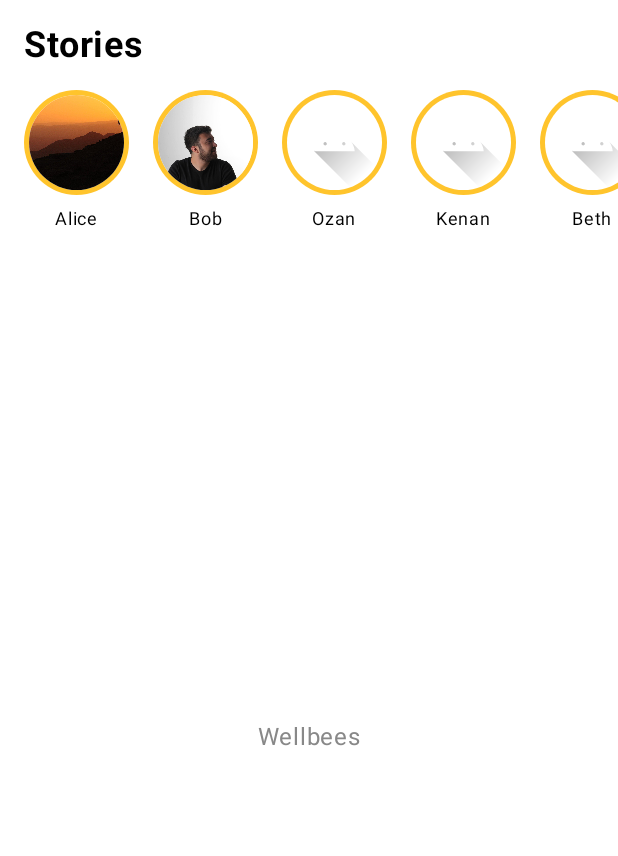
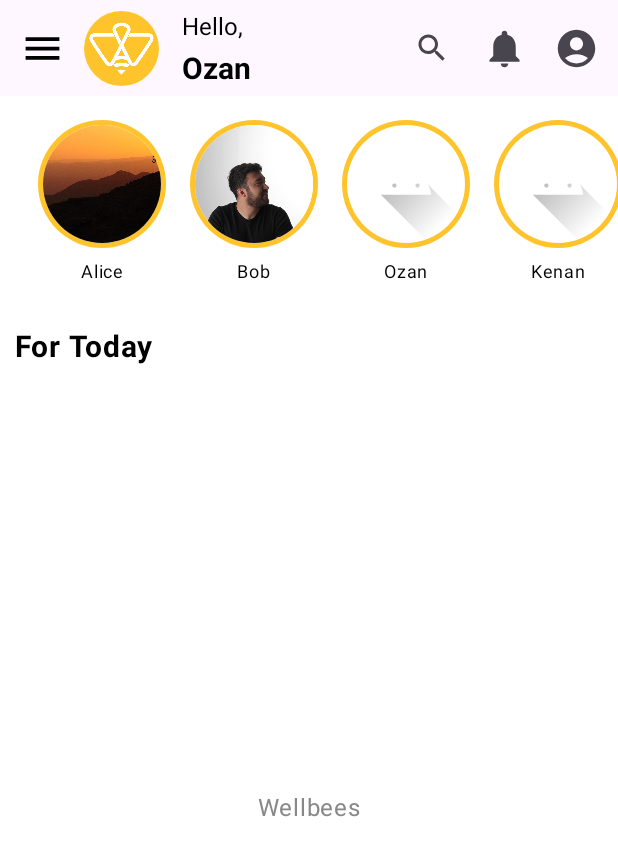
Before and after one commit to ozanggnr/StoryDemo, an Android app built with Jetpack Compose: the screen it shows after launch (MainActivity), on a phone screen of 412 x 824 dp. Shown: the top 856 px of the screen. Run offline under Robolectric (Android 15) with nearby library versions, the phone set to English and light mode, and no system bars.

Commit message:
Hamburger Menu & TopBar added

```diff
--- a/app/build.gradle.kts
+++ b/app/build.gradle.kts
@@ -56,6 +56,7 @@ dependencies {
     implementation(libs.androidx.material3)
     implementation(libs.firebase.storage)
     implementation(libs.androidx.animation.core)
+    implementation(libs.androidx.runtime)
     testImplementation(libs.junit)
     androidTestImplementation(libs.androidx.junit)
     androidTestImplementation(libs.androidx.espresso.core)
--- /dev/null
+++ b/app/src/main/java/com/ozang/storydemo/HamburgerMenu.kt
@@ -0,0 +1,79 @@
+package com.ozang.storydemo
+
+import androidx.compose.foundation.Image
+import androidx.compose.foundation.background
+import androidx.compose.foundation.layout.Column
+import androidx.compose.foundation.layout.Row
+import androidx.compose.foundation.layout.Spacer
+import androidx.compose.foundation.layout.fillMaxHeight
+import androidx.compose.foundation.layout.height
+import androidx.compose.foundation.layout.padding
+import androidx.compose.foundation.layout.size
+import androidx.compose.foundation.layout.width
+import androidx.compose.foundation.shape.CircleShape
+import androidx.compose.material.icons.Icons
+import androidx.compose.material.icons.filled.Settings
+import androidx.compose.material3.Icon
+import androidx.compose.material3.Text
+import androidx.compose.runtime.Composable
+import androidx.compose.ui.Modifier
+import androidx.compose.ui.draw.clip
+import androidx.compose.ui.graphics.Color
+import androidx.compose.ui.res.painterResource
+import androidx.compose.ui.unit.dp
+import androidx.compose.ui.unit.sp
+
+@Composable
+fun HamburgerMenu(userName: String,userSurname:String) {
+    Column(
+        modifier = Modifier
+            .fillMaxHeight()
+            .width(width = 250.dp)
+            .background(Color.White)
+            .padding(top = 80.dp, start = 20.dp, bottom = 120.dp)
+
+    ) {
+        // Logo
+        Image(
+            painter = painterResource(id = R.drawable.wellbees),
+            contentDescription = "Logo",
+            modifier = Modifier
+                .size(80.dp)
+                .clip(CircleShape)
+        )
+
+        Spacer(modifier = Modifier.height(16.dp))
+
+        // Ad Soyad
+        Text(
+            text = "$userName $userSurname",
+            fontSize = 20.sp,
+            color = Color.Black
+        )
+
+        Spacer(modifier = Modifier.height(4.dp))
+        // See your profile text
+        Text(
+            text = "See your profile",
+            fontSize = 14.sp,
+            color = Color(0xFF1A997B)
+        )
+
+        Spacer(modifier = Modifier.weight(1f)) // aşağı ittir
+
+        // Settings butonu
+        Row(verticalAlignment = androidx.compose.ui.Alignment.CenterVertically) {
+            Icon(
+                imageVector = Icons.Default.Settings,
+                contentDescription = "Settings",
+                modifier = Modifier.size(24.dp)
+            )
+            Spacer(modifier = Modifier.width(8.dp))
+            Text(
+                text = "Settings",
+                fontSize = 18.sp,
+                color = Color.Black
+            )
+        }
+    }
+}
--- a/app/src/main/java/com/ozang/storydemo/MainActivity.kt
+++ b/app/src/main/java/com/ozang/storydemo/MainActivity.kt
@@ -8,6 +8,11 @@ import androidx.compose.foundation.layout.*
 import androidx.compose.foundation.lazy.LazyRow
 import androidx.compose.foundation.lazy.itemsIndexed
 import androidx.compose.foundation.shape.CircleShape
+import androidx.compose.material.icons.Icons
+import androidx.compose.material.icons.filled.AccountCircle
+import androidx.compose.material.icons.filled.Menu
+import androidx.compose.material.icons.filled.Notifications
+import androidx.compose.material.icons.filled.Search
 import androidx.compose.material3.*
 import androidx.compose.runtime.*
 import androidx.compose.ui.Alignment
@@ -19,45 +24,48 @@ import androidx.compose.ui.res.painterResource
 import androidx.compose.ui.text.font.FontWeight
 import androidx.compose.ui.unit.dp
 import androidx.compose.ui.unit.sp
+import kotlinx.coroutines.launch
+
 
 class MainActivity : ComponentActivity() {
     override fun onCreate(savedInstanceState: Bundle?) {
         super.onCreate(savedInstanceState)
 
         val storyGroups = listOf(
-            StoryGroup("1", "Alice", R.drawable.photo1, listOf(
+            StoryGroup(
+                "1", "Alice", R.drawable.photo1, listOf(
                     StoryContent.Image(R.drawable.photo1),
                     StoryContent.Video("https://commondatastorage.googleapis.com/gtv-videos-bucket/sample/BigBuckBunny.mp4")
-            )),
-            StoryGroup("2", "Bob", R.drawable.photo, listOf(
+                )
+            ), StoryGroup(
+                "2", "Bob", R.drawable.photo, listOf(
                     StoryContent.Image(R.drawable.photo3),
                     StoryContent.Video("https://commondatastorage.googleapis.com/gtv-videos-bucket/sample/ElephantsDream.mp4")
-            )),
-            StoryGroup("3", "Ozan", R.drawable.ic_launcher_foreground, listOf(
-                StoryContent.Image(R.drawable.photo1),
-                StoryContent.Image(R.drawable.photo4)
-            ))
-            ,
-            StoryGroup("4", "Kenan", R.drawable.ic_launcher_foreground, listOf(
+                )
+            ), StoryGroup(
+                "3", "Ozan", R.drawable.ic_launcher_foreground, listOf(
+                    StoryContent.Image(R.drawable.photo1), StoryContent.Image(R.drawable.photo4)
+                )
+            ), StoryGroup(
+                "4", "Kenan", R.drawable.ic_launcher_foreground, listOf(
                     StoryContent.Video("https://commondatastorage.googleapis.com/gtv-videos-bucket/sample/ElephantsDream.mp4"),
                     StoryContent.Image(R.drawable.photo3)
-            ))
-            ,
-            StoryGroup("5", "Beth", R.drawable.ic_launcher_foreground, listOf(
-                StoryContent.Image(R.drawable.photo1),
-                StoryContent.Image(R.drawable.photo)
-            ))
-            ,
-            StoryGroup("6", "Jack", R.drawable.ic_launcher_foreground, listOf(
-                StoryContent.Image(R.drawable.photo4),
-                StoryContent.Image(R.drawable.photo)
-            ))
-            ,
-            StoryGroup("7", "Aziz", R.drawable.ic_launcher_foreground, listOf(
-                StoryContent.Image(R.drawable.photo3),
-                StoryContent.Image(R.drawable.photo4)
-            ))
                 )
+            ), StoryGroup(
+                "5", "Beth", R.drawable.ic_launcher_foreground, listOf(
+                    StoryContent.Image(R.drawable.photo1), StoryContent.Image(R.drawable.photo)
+                )
+            ), StoryGroup(
+                "6", "Jack", R.drawable.ic_launcher_foreground, listOf(
+                    StoryContent.Image(R.drawable.photo4), StoryContent.Image(R.drawable.photo)
+                )
+            ), StoryGroup(
+                "7", "Aziz", R.drawable.ic_launcher_foreground, listOf(
+                    StoryContent.Image(R.drawable.photo3), StoryContent.Image(R.drawable.photo4)
+                )
+            )
+        )
+
 
         setContent {
             MaterialTheme {
@@ -74,31 +82,35 @@ fun StoriesApp(storyGroups: List<StoryGroup>) {
     var selectedStoryGroup by remember { mutableStateOf<StoryGroup?>(null) }
     var selectedStoryIndex by remember { mutableIntStateOf(0) }
 
+    val drawerState = rememberDrawerState(initialValue = DrawerValue.Closed)
+    val scope = rememberCoroutineScope()
+
+    //HamburgerMenu drawer
+    ModalNavigationDrawer(
+        drawerState = drawerState,
+        drawerContent = {
+            HamburgerMenu(userName = "Ozan",userSurname = "Gungor")
+        },
+        content = {
             Box(modifier = Modifier.fillMaxSize()) {
-        // ana ekran
                 Column(
                     modifier = Modifier
                         .fillMaxSize()
                         .background(Color.White)
                 ) {
-            Box(
-                modifier = Modifier
-                    .fillMaxWidth()
-                    .padding(16.dp)
-            ) {
-                Text(
-                    text = "Stories",
-                    fontSize = 24.sp,
-                    fontWeight = FontWeight.Bold,
-                    color = Color.Black
+                    //Name
+                    TopBar(
+                        userName = "Ozan",
+                        onMenuClick = { scope.launch { drawerState.open() } }
                     )
-            }
 
-            // stories row
+                    Spacer(modifier = Modifier.height(16.dp))
+
+                    //Stories LazyRow
                     LazyRow(
                         modifier = Modifier.fillMaxWidth(),
                         horizontalArrangement = Arrangement.spacedBy(16.dp),
-                contentPadding = PaddingValues(horizontal = 16.dp)
+                        contentPadding = PaddingValues(horizontal = 25.dp)
                     ) {
                         itemsIndexed(storyGroups) { index, storyGroup ->
                             StoryPreview(storyGroup = storyGroup) {
@@ -106,6 +118,21 @@ fun StoriesApp(storyGroups: List<StoryGroup>) {
                                 selectedStoryIndex = index
                             }
                         }
+                    }
+
+                    Spacer(modifier = Modifier.height(16.dp))
+
+                    Box(
+                        modifier = Modifier
+                            .fillMaxWidth()
+                            .padding(10.dp)
+                    ) {
+                        Text(
+                            text = "For Today",
+                            fontSize = 20.sp,
+                            fontWeight = FontWeight.Bold,
+                            color = Color.Black
+                        )
                     }
 
                     Box(
@@ -117,7 +144,6 @@ fun StoriesApp(storyGroups: List<StoryGroup>) {
                 }
 
                 selectedStoryGroup?.let {
-            // player
                     StoryPlayer(
                         storyGroups = storyGroups,
                         initialGroupIndex = selectedStoryIndex,
@@ -126,16 +152,70 @@ fun StoriesApp(storyGroups: List<StoryGroup>) {
                 }
             }
         }
+    )
+}
+
+
+@OptIn(ExperimentalMaterial3Api::class)
+@Composable
+fun TopBar(userName: String, onMenuClick: () -> Unit) {
+    TopAppBar(
+        title = {
+            Row(verticalAlignment = Alignment.CenterVertically) {
+                Image(
+                    painter = painterResource(id = R.drawable.wellbees),
+                    contentDescription = "App Icon",
+                    modifier = Modifier
+                        .size(50.dp)
+                        .clip(CircleShape)
+                )
+
+                Spacer(modifier = Modifier.width(15.dp))
+
+                Column {
+                    Text(text = "Hello,", fontSize = 16.sp, color = Color.Black)
+                    Text(
+                        text = userName,
+                        fontSize = 20.sp,
+                        fontWeight = FontWeight.Bold,
+                        color = Color.Black
+                    )
+                }
+            }
+        },
+        navigationIcon = {
+            IconButton(onClick = onMenuClick) {
+                Icon(
+                    imageVector = Icons.Default.Menu,
+                    contentDescription = "Menu",
+                    tint = Color.Black,
+                    modifier = Modifier.size(30.dp)
+                )
+            }
+        },
+        actions = {
+            IconButton(onClick = { /* search */ }) {
+                Icon(Icons.Default.Search, contentDescription = "Search")
+            }
+            IconButton(onClick = { /* notifications */ }) {
+                Icon(Icons.Default.Notifications, contentDescription = "Notifications", Modifier.size(30.dp))
+            }
+            IconButton(onClick = { /* profile */ }) {
+                Icon(Icons.Default.AccountCircle, contentDescription = "Profile", Modifier.size(30.dp))
+            }
+        }
+    )
+}
+
 
 @Composable
 fun StoryPreview(storyGroup: StoryGroup, onClick: () -> Unit) {
     Column(
         horizontalAlignment = Alignment.CenterHorizontally,
-        modifier = Modifier.clickable { onClick() }
-    ) {
+        modifier = Modifier.clickable { onClick() }) {
         Box(
             modifier = Modifier
-                .size(70.dp)
+                .size(85.dp)
                 .clip(CircleShape)
                 .background(
                     Brush.linearGradient(
@@ -158,10 +238,7 @@ fun StoryPreview(storyGroup: StoryGroup, onClick: () -> Unit) {
         Spacer(modifier = Modifier.height(4.dp))
 
         Text(
-            text = storyGroup.userName,
-            fontSize = 12.sp,
-            color = Color.Black,
-            maxLines = 1
+            text = storyGroup.userName, fontSize = 12.sp, color = Color.Black, maxLines = 1
         )
     }
 }
```
Also changed, not shown: gradle/libs.versions.toml (+6 -4 lines), app/src/main/res/drawable/wellbees.jpg (added). Lines whose indentation alone changed are shown as unchanged.
